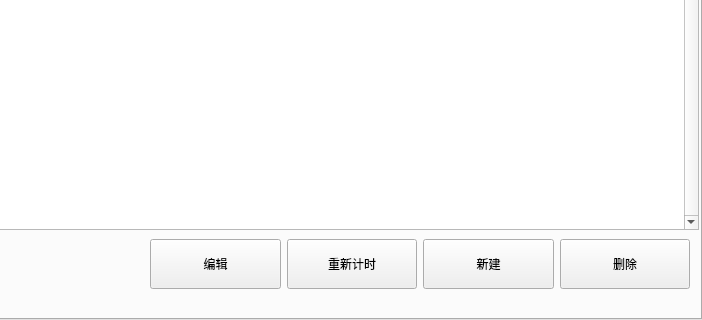
Before: the Qt Designer form alarmform.ui in Jade-yun/MachineTool, drawn with Qt 5; both pictures show x 322 to 1024 and y 261 to 581 of the 1024 by 581 pixel window.
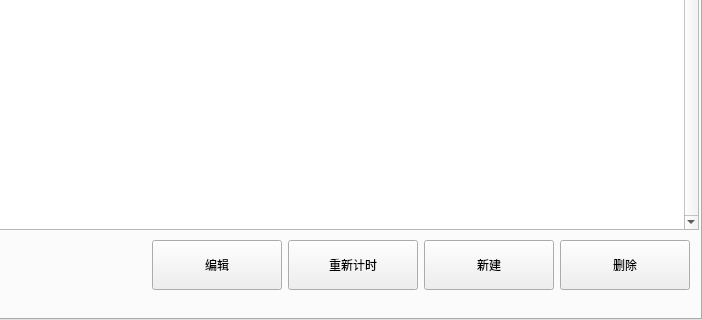
After: the same form once the commit is applied. Icons and pictures are not drawn.

What changed in the file:
```diff
--- a/alarmform.ui
+++ b/alarmform.ui
@@ -614,8 +614,8 @@
       <rect>
        <x>470</x>
        <y>470</y>
-       <width>540</width>
-       <height>52</height>
+       <width>542</width>
+       <height>54</height>
       </rect>
      </property>
      <property name="minimumSize">
@@ -625,6 +625,18 @@
       </size>
      </property>
      <layout class="QHBoxLayout" name="horizontalLayout">
+      <property name="leftMargin">
+       <number>2</number>
+      </property>
+      <property name="topMargin">
+       <number>2</number>
+      </property>
+      <property name="rightMargin">
+       <number>2</number>
+      </property>
+      <property name="bottomMargin">
+       <number>2</number>
+      </property>
       <item>
        <widget class="QPushButton" name="btnEditMaintainInfo">
         <property name="minimumSize">
```
